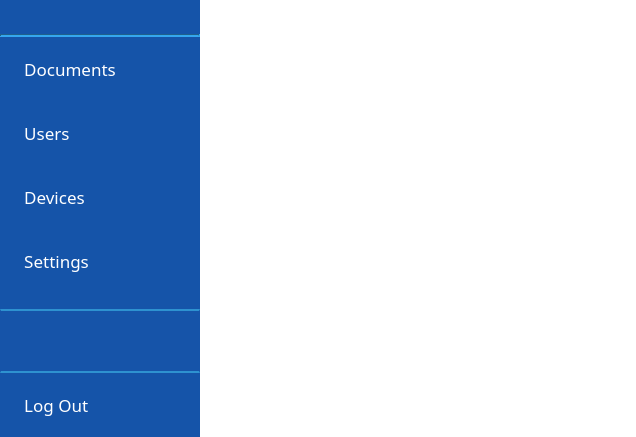
Old version of the form parsec/core/gui/forms/main_window.ui in the repository Scille/parsec-cloud.
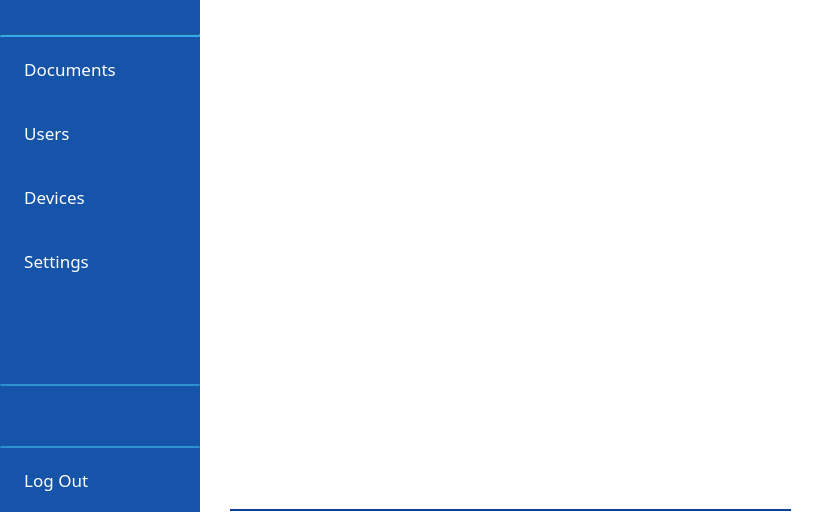
New version of the form. Icons and pictures are not drawn.

```diff
--- a/parsec/core/gui/forms/main_window.ui
+++ b/parsec/core/gui/forms/main_window.ui
@@ -6,8 +6,8 @@
    <rect>
     <x>0</x>
     <y>0</y>
-    <width>636</width>
-    <height>437</height>
+    <width>821</width>
+    <height>512</height>
    </rect>
   </property>
   <property name="windowTitle">
@@ -564,10 +564,10 @@
            <number>0</number>
           </property>
           <property name="leftMargin">
-           <number>0</number>
+           <number>30</number>
           </property>
           <property name="topMargin">
-           <number>0</number>
+           <number>30</number>
           </property>
           <property name="rightMargin">
            <number>0</number>
@@ -576,7 +576,7 @@
            <number>0</number>
           </property>
           <item>
-           <layout class="QVBoxLayout" name="main_widget_layout">
+           <layout class="QVBoxLayout" name="main_widget_layout2">
             <property name="spacing">
              <number>0</number>
             </property>
@@ -584,17 +584,100 @@
              <enum>QLayout::SetMaximumSize</enum>
             </property>
             <property name="leftMargin">
-             <number>10</number>
+             <number>0</number>
             </property>
             <property name="topMargin">
-             <number>10</number>
+             <number>0</number>
             </property>
             <property name="rightMargin">
-             <number>10</number>
+             <number>0</number>
             </property>
             <property name="bottomMargin">
-             <number>10</number>
+             <number>0</number>
             </property>
+            <item>
+             <widget class="QWidget" name="widget_title" native="true">
+              <layout class="QVBoxLayout" name="verticalLayout_3">
+               <property name="leftMargin">
+                <number>0</number>
+               </property>
+               <property name="topMargin">
+                <number>0</number>
+               </property>
+               <property name="rightMargin">
+                <number>30</number>
+               </property>
+               <property name="bottomMargin">
+                <number>0</number>
+               </property>
+               <item>
+                <layout class="QHBoxLayout" name="horizontalLayout_4">
+                 <property name="spacing">
+                  <number>0</number>
+                 </property>
+                 <property name="rightMargin">
+                  <number>30</number>
+                 </property>
+                 <item>
+                  <widget class="QLabel" name="label_title">
+                   <property name="font">
+                    <font>
+                     <pointsize>16</pointsize>
+                     <weight>75</weight>
+                     <bold>true</bold>
+                    </font>
+                   </property>
+                   <property name="text">
+                    <string/>
+                   </property>
+                  </widget>
+                 </item>
+                 <item>
+                  <widget class="QLabel" name="label_mountpoint">
+                   <property name="font">
+                    <font>
+                     <pointsize>13</pointsize>
+                    </font>
+                   </property>
+                   <property name="styleSheet">
+                    <string notr="true">color: rgb(124, 133, 166);</string>
+                   </property>
+                   <property name="text">
+                    <string/>
+                   </property>
+                   <property name="alignment">
+                    <set>Qt::AlignRight|Qt::AlignTrailing|Qt::AlignVCenter</set>
+                   </property>
+                  </widget>
+                 </item>
+                </layout>
+               </item>
+               <item>
+                <widget class="Line" name="line">
+                 <property name="styleSheet">
+                  <string notr="true">color: rgb(11, 65, 155);</string>
+                 </property>
+                 <property name="frameShadow">
+                  <enum>QFrame::Plain</enum>
+                 </property>
+                 <property name="lineWidth">
+                  <number>2</number>
+                 </property>
+                 <property name="orientation">
+                  <enum>Qt::Horizontal</enum>
+                 </property>
+                </widget>
+               </item>
+              </layout>
+             </widget>
+            </item>
+            <item>
+             <layout class="QVBoxLayout" name="main_widget_layout">
+              <property name="sizeConstraint">
+               <enum>QLayout::SetMaximumSize</enum>
+              </property>
+             </layout>
+            </item>
            </layout>
           </item>
          </layout>
```
